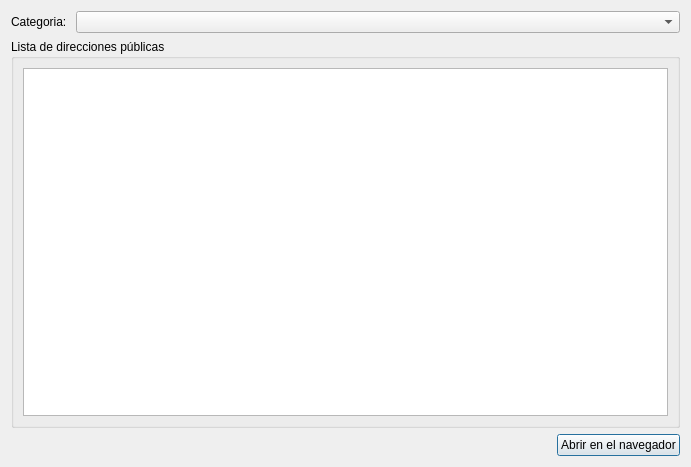
Qt form publicurldialog.ui (lincolningaroca/swxApp) before a commit.
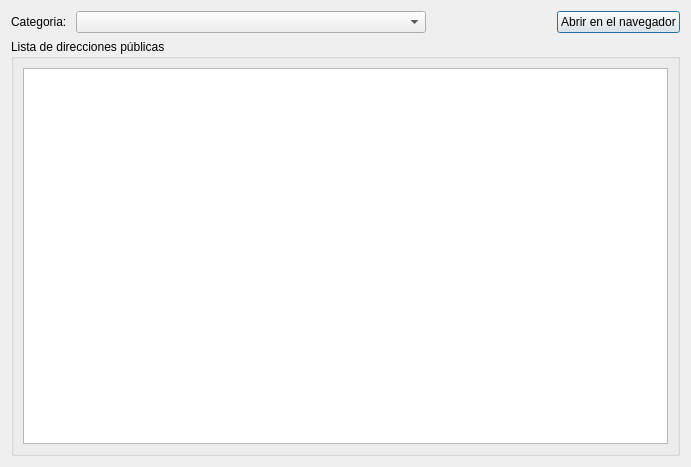
The same form after that commit.

Patch:
```diff
--- a/publicurldialog.ui
+++ b/publicurldialog.ui
@@ -30,7 +30,46 @@
       </widget>
      </item>
      <item>
-      <widget class="QComboBox" name="categoryComboBox"/>
+      <widget class="QComboBox" name="categoryComboBox">
+       <property name="sizePolicy">
+        <sizepolicy hsizetype="Preferred" vsizetype="Fixed">
+         <horstretch>0</horstretch>
+         <verstretch>0</verstretch>
+        </sizepolicy>
+       </property>
+       <property name="minimumSize">
+        <size>
+         <width>350</width>
+         <height>0</height>
+        </size>
+       </property>
+       <property name="maximumSize">
+        <size>
+         <width>350</width>
+         <height>16777215</height>
+        </size>
+       </property>
+      </widget>
+     </item>
+     <item>
+      <spacer name="horizontalSpacer_2">
+       <property name="orientation">
+        <enum>Qt::Orientation::Horizontal</enum>
+       </property>
+       <property name="sizeHint" stdset="0">
+        <size>
+         <width>40</width>
+         <height>20</height>
+        </size>
+       </property>
+      </spacer>
+     </item>
+     <item>
+      <widget class="QPushButton" name="openPushButton">
+       <property name="text">
+        <string>Abrir en el navegador</string>
+       </property>
+      </widget>
      </item>
     </layout>
    </item>
@@ -53,30 +92,6 @@
      </layout>
     </widget>
    </item>
-   <item>
-    <layout class="QHBoxLayout" name="horizontalLayout">
-     <item>
-      <spacer name="horizontalSpacer">
-       <property name="orientation">
-        <enum>Qt::Orientation::Horizontal</enum>
-       </property>
-       <property name="sizeHint" stdset="0">
-        <size>
-         <width>40</width>
-         <height>20</height>
-        </size>
-       </property>
-      </spacer>
-     </item>
-     <item>
-      <widget class="QPushButton" name="openPushButton">
-       <property name="text">
-        <string>Abrir en el navegador</string>
-       </property>
-      </widget>
-     </item>
-    </layout>
-   </item>
   </layout>
  </widget>
  <resources/>
```
